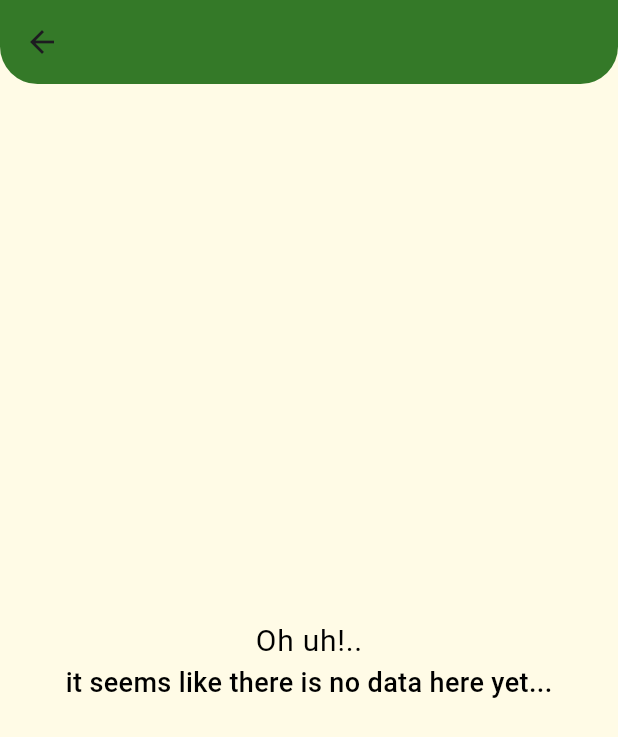
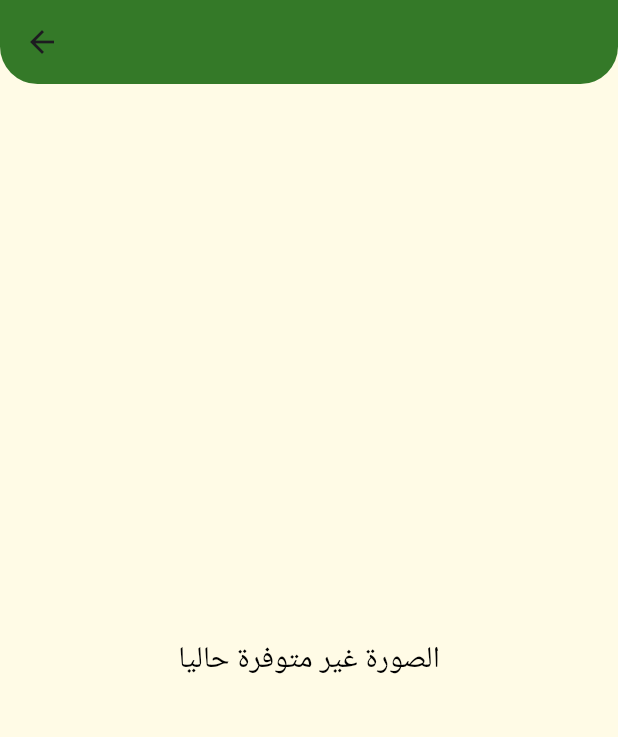
Before and after one commit to SherifShamel/food-court, a Flutter app: the MealsScreen screen opened directly with empty values, on a phone screen of 412 x 824 dp. Shown: the top 737 px of the screen. Run offline on Flutter 3.47's test engine with Material 3 defaults, Android fonts, the phone set to English and light mode, and no system bars; our stand-ins replace carousel_slider, cloud_firestore, dartz, dots_indicator, firebase_core, flutter_bloc and 2 more; accounts and stored records are empty; Roboto replaces fonts that are missing (Gotham).

Commit message:
modifed text colors and fonts, updated English Texts to Arabic Language.

```diff
--- a/lib/presentation/features/category_feature/pages/category_screen.dart
+++ b/lib/presentation/features/category_feature/pages/category_screen.dart
@@ -37,7 +37,7 @@ class _CategoryScreenState extends State<CategoryScreen> {
         appBar: AppBar(
           title: Text(
             widget.category,
-            style: TextStyle(
+            style: ApplicationThemeManager.theme.textTheme.bodyLarge!.copyWith(
               color: ApplicationThemeManager.theme.primaryColor,
             ),
           ),
@@ -68,13 +68,6 @@ class _CategoryScreenState extends State<CategoryScreen> {
                   return Expanded(
                     child: ListView.builder(
                       itemCount: data.length,
-                      // gridDelegate:
-                      //     const SliverGridDelegateWithFixedCrossAxisCount(
-                      //   childAspectRatio: 5 / 6,
-                      //   crossAxisCount: 2,
-                      //   crossAxisSpacing: 10,
-                      //   mainAxisSpacing: 10,
-                      // ),
                       itemBuilder: (context, index) {
                         return CategoryWidget(
                           statusId: widget.categoryId,
@@ -82,49 +75,12 @@ class _CategoryScreenState extends State<CategoryScreen> {
                           mealCategory: data[index]["mealCategory"],
                           mealImage: data[index]["mealImage"],
                         );
-                        // Text(data[index]["status"]);
+
                       },
                     ),
                   );
                 },
               )
-              // BlocBuilder<MealViewModel, MealsStates>(
-              //   bloc: vm,
-              //   builder: (context, state) {
-              //     switch (state) {
-              //       case LoadingState():
-              //         {
-              //           return const Center(child: CircularProgressIndicator());
-              //         }
-              //       case ErrorState():
-              //         {
-              //           return Center(
-              //             child: Center(
-              //               child: Text(state.errorMessage),
-              //             ),
-              //           );
-              //         }
-              //       case SuccessMealState():
-              //           {
-              //             var data = state.mealEntity;
-              //             return Expanded(
-              //               child: GridView.builder(
-              //                 itemCount: data.length,
-              //                 gridDelegate:
-              //                     const SliverGridDelegateWithFixedCrossAxisCount(
-              //                   childAspectRatio: 5 / 6,
-              //                   crossAxisCount: 2,
-              //                   crossAxisSpacing: 10,
-              //                   mainAxisSpacing: 10,
-              //                 ),
-              //                 itemBuilder: (context, index) =>
-              //                     CategoryWidget(categoryData: data[index]),
-              //               ),
-              //             );
-              //           }
-              //       }
-              //     },
-              //   ),
             ],
           ),
         ),
--- a/lib/presentation/features/category_feature/widgets/category_widget.dart
+++ b/lib/presentation/features/category_feature/widgets/category_widget.dart
@@ -49,8 +49,7 @@ class CategoryWidget extends StatelessWidget {
                             fit: BoxFit.cover,
                           )
                         : const Text(
-                            "Oops! \nImage is not available at the moment..",
-                            textAlign: TextAlign.center,
+                            "الصورة غير متوفرة حاليا",
                           ),
                     Positioned(
                       left: 0,
--- a/lib/presentation/features/home_feature/widgets/home_body.dart
+++ b/lib/presentation/features/home_feature/widgets/home_body.dart
@@ -66,9 +66,11 @@ class _HomeBodyState extends State<HomeBody> {
                 },
                 child: Text(
                   "${data[index]["status"]}",
-                  style: TextStyle(
-                    color: ApplicationThemeManager.theme.primaryColor,
+                  style: ApplicationThemeManager.theme.textTheme.bodySmall!.copyWith(
+                    color: Colors.white,
+                    fontWeight: FontWeight.bold
                   ),
+                  textAlign: TextAlign.center,
                 ),
               ),
             ),
--- a/lib/presentation/features/meals_feature/pages/meals_screen.dart
+++ b/lib/presentation/features/meals_feature/pages/meals_screen.dart
@@ -21,26 +21,13 @@ class MealsScreen extends StatefulWidget {
 }
 
 class _MealsScreenState extends State<MealsScreen> {
-  // List<QueryDocumentSnapshot> subCategoryData = [];
-  //
-  // getMeals() async {
-  //   QuerySnapshot querySnapshot = await FirebaseFirestore.instance
-  //       .collection("allMeals")
-  //       .doc(widget.statusId)
-  //       .collection("done")
-  //       .doc(widget.categoryId)
-  //       .collection("mealCategory")
-  //       .get();
-  //   subCategoryData.addAll(querySnapshot.docs);
-  // }
-
   @override
   Widget build(BuildContext context) {
     return Scaffold(
       appBar: AppBar(
         title: Text(
           widget.title,
-          style: TextStyle(
+          style: ApplicationThemeManager.theme.textTheme.bodyLarge!.copyWith(
             color: ApplicationThemeManager.theme.primaryColor,
           ),
         ),
@@ -62,18 +49,9 @@ class _MealsScreenState extends State<MealsScreen> {
           }
           if (snapshot.data!.isEmpty) {
             return Center(
-              child: Column(
-                mainAxisSize: MainAxisSize.min,
-                children: [
-                  Text(
-                    "Oh uh!..",
-                    style: Theme.of(context).textTheme.bodyLarge,
-                  ),
-                  Text(
-                    "it seems like there is no data here yet...",
-                    style: Theme.of(context).textTheme.bodyMedium,
-                  ),
-                ],
+              child: Text(
+                "الصورة غير متوفرة حاليا",
+                style: Theme.of(context).textTheme.bodyLarge,
               ),
             );
           }
@@ -83,26 +61,6 @@ class _MealsScreenState extends State<MealsScreen> {
             itemBuilder: (context, index) => MealWidget(
               mealModel: data[index],
             ),
-            /*Column(
-              children: [
-                Image.network(
-                  height: MediaQuery.of(context).size.height * 0.3,
-                  width: MediaQuery.of(context).size.width * 0.8,
-                  data[index].mealImage,
-                  fit: BoxFit.fill,
-                ),
-                Row(
-                  children: [
-                    Text(
-                      data[index].mealName,
-                    ),
-                    Text(
-                      data[index].mealPrice.toString(),
-                    ),
-                  ],
-                ),
-              ],
-            ),*/
             itemCount: data!.length,
           );
         },
```
